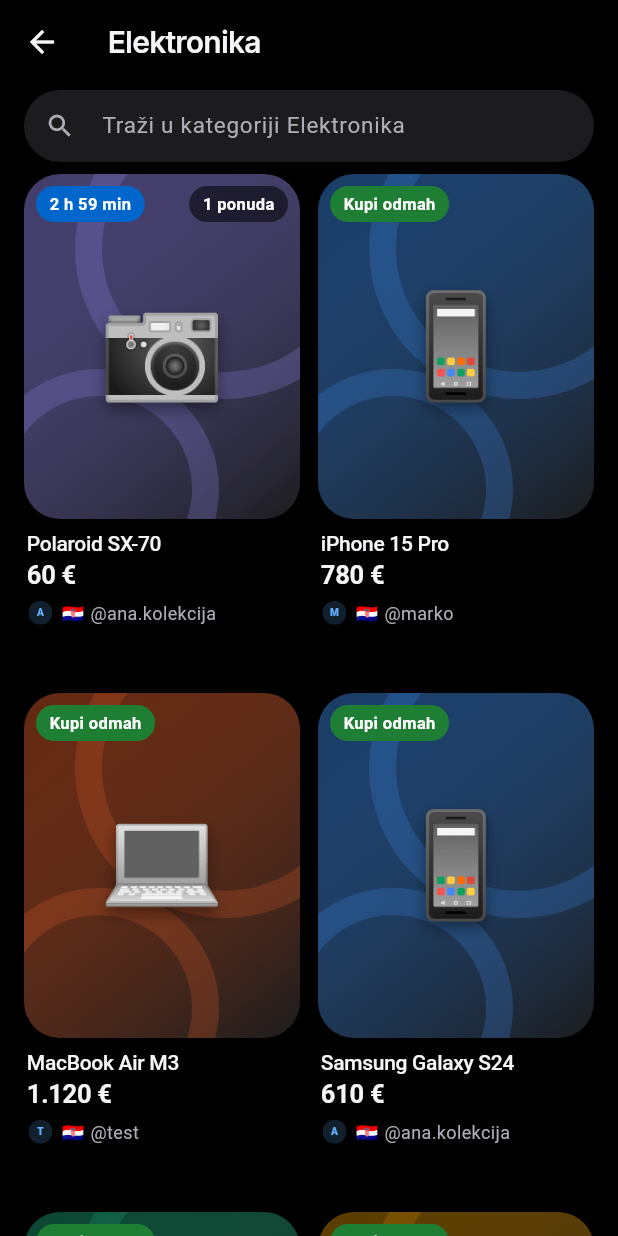
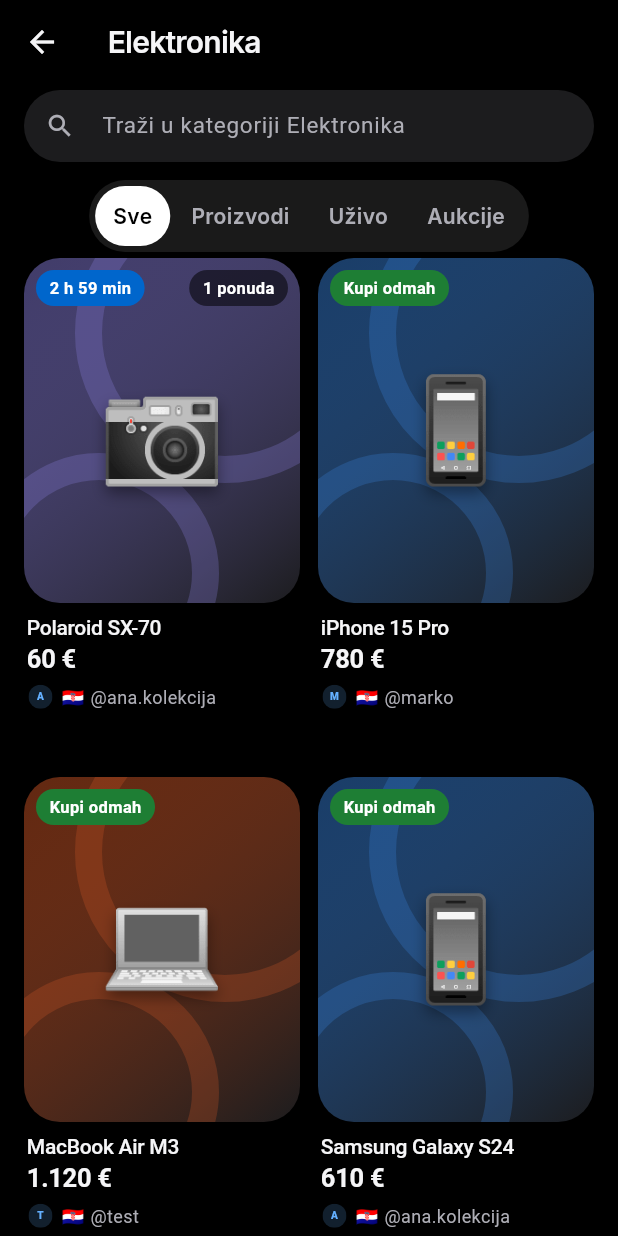
Before and after one commit to Karlo6546541/bot, a Flutter app: the screen it shows after launch, item 2 of the bottom bar chosen, after a tap on "Sve", on a phone screen of 412 x 824 dp. Run offline on Flutter 3.47's test engine with Material 3 defaults, Android fonts, the phone set to English and light mode, and no system bars; our stand-ins replace file_picker, flutter_riverpod, hive, hive_flutter, image_picker, qr_flutter and 3 more; missing offline and left inert: dart:js_interop, dart:ui_web, dart_webrtc, flutter_webrtc; accounts and stored records are empty.

Commit message:
Kategorije u navigaciji umjesto Istraži; filteri Početne Za tebe/Pratim/Uživo/Proizvodi; pogledi u kategoriji
Co-Authored-By: Claude Sonnet 5.5 <noreply@anthropic.com>
Claude-Session: https://claude.ai/code/session_01PBov6w7Hus1Rp49XeCqhPo

```diff
--- a/loop_app/lib/l10n/en.dart
+++ b/loop_app/lib/l10n/en.dart
@@ -3354,6 +3354,10 @@ const kEn = <String, String>{
       'Search products, sellers and streams',
   'Trenutno nema prijenosa': 'No streams right now',
   '{0} – {1}': '{0} – {1}',
+  'Trenutno nema prijenosa uživo': 'There are no live streams right now',
+  'Trenutno nema proizvoda': 'There are no products right now',
+  'Prebaci prikaz na Sve da vidiš ostalo u kategoriji.': 'Switch the view to All to see the rest of this category.',
+  'Pretraži proizvode, prijenose i prodavače': 'Search products, streams and sellers',
   'Zakaži show': 'Schedule a show',
   'Otprema': 'Shipping',
   'Nema paketa za predaju': 'No parcels to hand over',
--- a/loop_app/lib/screens/categories_screen.dart
+++ b/loop_app/lib/screens/categories_screen.dart
@@ -1,4 +1,5 @@
 import 'package:flutter/material.dart';
+import '../widgets/pill_tabs.dart';
 import 'package:flutter_riverpod/flutter_riverpod.dart';
 
 import '../l10n/tr.dart';
@@ -492,6 +493,9 @@ class CategoryItemsScreen extends ConsumerStatefulWidget {
 class _CategoryItemsScreenState extends ConsumerState<CategoryItemsScreen> {
   final _query = TextEditingController();
 
+  /// all | products | live | auctions — pogledi unutar iste kategorije.
+  String _view = 'all';
+
   @override
   void dispose() {
     _query.dispose();
@@ -512,10 +516,20 @@ class _CategoryItemsScreenState extends ConsumerState<CategoryItemsScreen> {
           i,
     ];
     final q = SmartQuery.parse(_query.text);
+    bool inView(BrowseItem i) => switch (_view) {
+      'products' => i.isBuyNow,
+      'live' => i.live != null,
+      'auctions' => i.auction != null,
+      _ => true,
+    };
+    final viewed = [
+      for (final i in all)
+        if (inView(i)) i,
+    ];
     final list = q.isEmpty
-        ? all
+        ? viewed
         : [
-            for (final i in all)
+            for (final i in viewed)
               if (q.matches(_textOf(i)) &&
                   (!q.hasPrice ||
                       (_priceOf(i) != null && q.priceOk(_priceOf(i)!))))
@@ -535,17 +549,43 @@ class _CategoryItemsScreenState extends ConsumerState<CategoryItemsScreen> {
                 onChanged: (_) => setState(() {}),
               ),
             ),
+          if (all.isNotEmpty)
+            PillSwitch(
+              key: const ValueKey('category-views'),
+              items: [
+                for (final (id, label) in [
+                  ('all', t('Sve')),
+                  ('products', t('Proizvodi')),
+                  ('live', t('Uživo')),
+                  ('auctions', t('Aukcije')),
+                ])
+                  PillSwitchItem(
+                    key: ValueKey('category-view-$id'),
+                    label: label,
+                    selected: _view == id,
+                    onTap: () => setState(() => _view = id),
+                  ),
+              ],
+            ),
           Expanded(
             child: list.isEmpty
                 ? EmptyState(
                     icon: category?.icon ?? widget.section!.icon,
                     title: all.isEmpty
                         ? t('Ovdje još nema ničega')
+                        : viewed.isEmpty
+                        ? switch (_view) {
+                            'live' => t('Trenutno nema prijenosa uživo'),
+                            'auctions' => t('Trenutno nema aukcija'),
+                            _ => t('Trenutno nema proizvoda'),
+                          }
                         : t('Ništa ne odgovara pretrazi'),
                     message: all.isEmpty
                         ? t(
                             'Kad netko objavi predmet u ovoj kategoriji, bit će ovdje.',
                           )
+                        : viewed.isEmpty
+                        ? t('Prebaci prikaz na Sve da vidiš ostalo u kategoriji.')
                         : t('Probaj drugu riječ ili očisti pretragu.'),
                   )
                 : GridView.builder(
--- a/loop_app/lib/screens/home_shell.dart
+++ b/loop_app/lib/screens/home_shell.dart
@@ -18,7 +18,6 @@ import 'live_home_screen.dart';
 import 'live_screens.dart';
 import 'profile_screen.dart';
 import 'seller_hub.dart';
-import 'explore_screen.dart';
 import '../l10n/tr.dart';
 import '../widgets/language_button.dart';
 import '../services/deep_link.dart';
@@ -99,10 +98,14 @@ class _HomeShellState extends ConsumerState<HomeShell> {
 
   List<ShellDestination> get _destinations => kSimpleDesign
       ? [
-          // Najviše pet odredišta: Početna · Istraži · Prodaj · Kupnje ·
-          // Profil. Kategorije i shopovi su unutar Istraži.
+          // Najviše pet odredišta: Početna · Kategorije · Prodaj · Kupnje ·
+          // Profil. Početna je izlog liveova, proizvoda i shopova.
           ShellDestination(t('Početna'), Icons.home_outlined, Icons.home),
-          ShellDestination(t('Istraži'), Icons.explore_outlined, Icons.explore),
+          ShellDestination(
+            t('Kategorije'),
+            Icons.grid_view_outlined,
+            Icons.grid_view_rounded,
+          ),
           ShellDestination(
             t('Prodaj'),
             Icons.add_circle_outline,
@@ -424,7 +427,9 @@ class _HomeShellState extends ConsumerState<HomeShell> {
     index: _index,
     children: [
       LiveHomeScreen(visible: _index == 0),
-      kSimpleDesign ? const ExploreScreen() : const CategoriesScreen(),
+      kSimpleDesign
+          ? const SafeArea(child: CategoriesScreen())
+          : const CategoriesScreen(),
       TickerMode(
         enabled: _index == 2,
         child: ActivityView(onBrowse: () => _go(0)),
--- a/loop_app/lib/screens/live_home_screen.dart
+++ b/loop_app/lib/screens/live_home_screen.dart
@@ -839,14 +839,46 @@ class _LiveHomeScreenState extends ConsumerState<LiveHomeScreen> {
                       key: ValueKey('browse-live-${live[i].show!.id}'),
                       show: live[i].show!,
                       device: live[i].device,
-                      subtitle: t('{0} gledatelja', [
-                        '${live[i].live!.viewers}',
-                      ]),
+                      subtitle: live[i].live!.viewers > 0
+                          ? t('{0} gledatelja', ['${live[i].live!.viewers}'])
+                          : null,
                       onTap: () => open(live, i, t('Uživo sada')),
                     ),
                   ),
                 ),
         );
+        if (kSimpleDesign && live.isEmpty) {
+          // Bez praznog ekrana: najavljeni prijenosi i dostupni proizvodi.
+          if (soon.isNotEmpty) {
+            slivers.add(
+              SliverPadding(
+                key: const ValueKey('home-live-soon'),
+                padding: const EdgeInsets.symmetric(horizontal: 24),
+                sliver: SliverList.list(
+                  children: [
+                    for (final item in soon)
+                      LiveShopRow(
+                        show: item.show!,
+                        device: item.device,
+                        subtitle: formatDateTime(item.show!.startsAt),
+                        onTap: () =>
+                            LiveRoomScreen.open(context, item.show!.id),
+                      ),
+                  ],
+                ),
+              ),
+            );
+          }
+          if (buyNow.isNotEmpty) {
+            slivers.add(
+              grid(
+                'home-live-empty-products',
+                buyNow.take(8).toList(),
+                t('Shop'),
+              ),
+            );
+          }
+        }
       case _Soon():
         slivers.add(const SliverToBoxAdapter(child: SizedBox(height: 12)));
         slivers.add(
@@ -1089,7 +1121,7 @@ class _LiveHomeScreenState extends ConsumerState<LiveHomeScreen> {
                   blur: false,
                   child: Semantics(
                     button: true,
-                    label: t('Pretraži predmete i shopove'),
+                    label: t('Pretraži proizvode, prijenose i prodavače'),
                     excludeSemantics: true,
                     onTap: () => SearchScreen.open(context),
                     child: InkWell(
@@ -1108,7 +1140,7 @@ class _LiveHomeScreenState extends ConsumerState<LiveHomeScreen> {
                             const SizedBox(width: 10),
                             Expanded(
                               child: Text(
-                                t('Pretraži predmete i shopove'),
+                                t('Pretraži proizvode, prijenose i prodavače'),
                                 maxLines: 1,
                                 overflow: TextOverflow.ellipsis,
                                 style: TextStyle(
@@ -1312,7 +1344,7 @@ class _LiveHomeScreenState extends ConsumerState<LiveHomeScreen> {
                       ),
                     ),
             ),
-            if (kSimpleDesign && _filter is! _ForYou) browseControls,
+            if (kSimpleDesign) browseControls,
           ],
         ),
       ),
@@ -1408,39 +1440,7 @@ class _LiveHomeScreenState extends ConsumerState<LiveHomeScreen> {
                   child: CustomScrollView(
                     slivers: [
                       if (kSimpleDesign) SliverToBoxAdapter(child: chips),
-                      if (kSimpleDesign &&
-                          _filter is! _ForYou &&
-                          _filter is! _BuyNow)
-                        SliverToBoxAdapter(
-                          child: Padding(
-                            padding: const EdgeInsets.fromLTRB(20, 12, 16, 4),
-                            child: Row(
-                              children: [
-                                Expanded(
-                                  child: Text(
-                                    switch (_filter) {
-                                      _Following() => t('Pratim'),
-                                      _Soon() => t('Uskoro'),
-                                      _Timed() => t('Aukcije'),
-                                      _Digital() => t('Digitalno'),
-                                      _ => t('Uživo po kategoriji'),
-                                    },
-                                    style: const TextStyle(
-                                      fontSize: 20,
-                                      fontWeight: FontWeight.w600,
-                                    ),
-                                  ),
-                                ),
-                                TextButton(
-                                  key: const ValueKey('simple-context-clear'),
-                                  onPressed: () => _select(const _ForYou()),
-                                  child: Text(t('Sve uživo')),
-                                ),
-                              ],
-                            ),
-                          ),
-                        ),
-                      if (onLive || onAuctions)
+                      if ((onLive || onAuctions) && !kSimpleDesign)
                         SliverToBoxAdapter(child: categoryFilter),
                       ...slivers,
                       if (!_hideCheckout &&
@@ -1848,40 +1848,44 @@ class _TileRow extends StatelessWidget {
   @override
   Widget build(BuildContext context) {
     if (kSimpleDesign) {
-      // Jednostavni filtri: Za tebe, Pratim i kategorije koje stvarno
-      // postoje (imaju prijenos ili proizvod).
+      // Pogledi unutar iste Početne (ne nova odredišta): Za tebe, Pratim,
+      // Uživo i Proizvodi. Kategorije su zasebno odredište u navigaciji.
+      void pick(_Filter f) {
+        onCategory?.call(null);
+        onSelect(f);
+      }
+
+      final live = selected == 'live';
+      final buy = selected == 'buy';
+      final following = selected == 'following';
       return PillSwitch(
         key: const ValueKey('home-tiles'),
-        padding: const EdgeInsets.symmetric(horizontal: 20, vertical: 4),
+        padding: const EdgeInsets.symmetric(horizontal: 4, vertical: 4),
         items: [
           PillSwitchItem(
-            key: const ValueKey('home-cat-for-you'),
+            key: const ValueKey('home-view-for-you'),
             label: t('Za tebe'),
-            selected: selected != 'following' && category == null,
-            onTap: () {
-              onCategory?.call(null);
-              onSelect(const _ForYou());
-            },
+            selected: !live && !buy && !following,
+            onTap: () => pick(const _ForYou()),
           ),
           PillSwitchItem(
-            key: const ValueKey('home-cat-following'),
+            key: const ValueKey('home-view-following'),
             label: t('Pratim'),
-            selected: selected == 'following',
-            onTap: () {
-              onCategory?.call(null);
-              onSelect(const _Following());
-            },
-          ),
-          for (final c in categories)
-            PillSwitchItem(
-              key: ValueKey('home-cat-${c.name}'),
-              label: c.label,
-              selected: category == c && selected != 'following',
-              onTap: () {
-                if (selected == 'following') onSelect(const _ForYou());
-                onCategory?.call(category == c ? null : c);
-              },
-            ),
+            selected: following,
+            onTap: () => pick(const _Following()),
+          ),
+          PillSwitchItem(
+            key: const ValueKey('home-view-live'),
+            label: t('Uživo'),
+            selected: live,
+            onTap: () => pick(const _LiveOnly()),
+          ),
+          PillSwitchItem(
+            key: const ValueKey('home-view-buy'),
+            label: t('Proizvodi'),
+            selected: buy,
+            onTap: () => pick(const _BuyNow()),
+          ),
         ],
       );
     }
--- a/loop_app/lib/widgets/pill_tabs.dart
+++ b/loop_app/lib/widgets/pill_tabs.dart
@@ -180,7 +180,7 @@ class PillSwitch extends StatelessWidget {
                           ? Duration.zero
                           : const Duration(milliseconds: 180),
                       alignment: Alignment.center,
-                      padding: const EdgeInsets.symmetric(horizontal: 16),
+                      padding: const EdgeInsets.symmetric(horizontal: 12),
                       decoration: BoxDecoration(
                         color: items[i].selected
                             ? selectedBg
```
Also changed, not shown: loop_app/lib/screens/explore_screen.dart (deleted, +0 -373 lines), loop_app/lib/widgets/live_shop_widgets.dart (+5 -3 lines), 2 other files.
